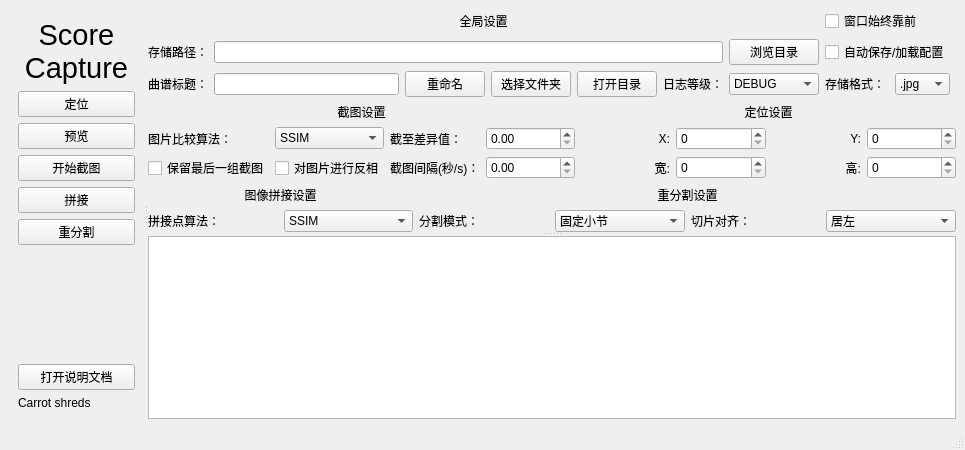
Above: src/ui/mainwindow.ui from Carrot-shreds/score_capture before the change. Below: the same form after it.
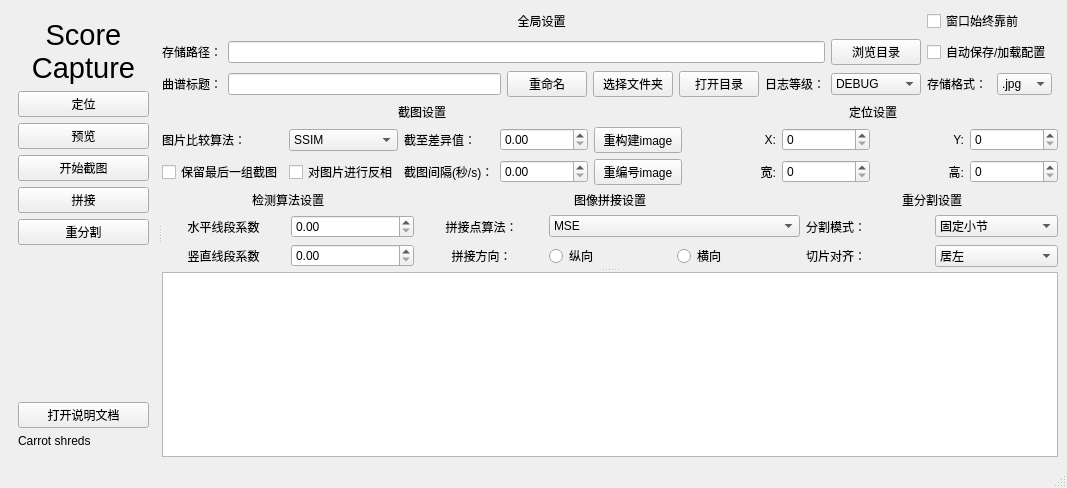
That is the form after the change.

Commit message: 0.1.0 算法更新与优化 初步测试竖向滚动拼接 添加不检测线段的直接拼接选项 修正定位窗口起始坐标误差 现在选择文件夹时，会自动切换到对应目录 优化算法以排除扫弦记号等贯穿上下的符号 修复拼接时无相同特征线导致stitch_index为空的bug 修改拼接和重分割会新建文件夹的bug 为ui界面添加线段检测系数的调整 保存截图差异数据 提供手动image重构和重排序 检测运行环境以修复文件路径获取问题 README添加从源码运行/开发

What changed in the file:
```diff
--- a/src/ui/mainwindow.ui
+++ b/src/ui/mainwindow.ui
@@ -6,8 +6,8 @@
    <rect>
     <x>0</x>
     <y>0</y>
-    <width>965</width>
-    <height>450</height>
+    <width>1067</width>
+    <height>488</height>
    </rect>
   </property>
   <property name="windowTitle">
@@ -304,13 +304,32 @@
          </item>
          <item row="1" column="0" colspan="2">
           <layout class="QGridLayout" name="gridLayout_4">
-           <item row="1" column="3">
-            <widget class="QDoubleSpinBox" name="doubleSpinBox_compare_threshold">
+           <item row="0" column="5" colspan="4">
+            <widget class="QLabel" name="label_10">
+             <property name="text">
+              <string>定位设置</string>
+             </property>
+             <property name="alignment">
+              <set>Qt::AlignmentFlag::AlignCenter</set>
+             </property>
+            </widget>
+           </item>
+           <item row="2" column="8">
+            <widget class="QSpinBox" name="spinBox_region_height">
+             <property name="sizePolicy">
+              <sizepolicy hsizetype="Minimum" vsizetype="Fixed">
+               <horstretch>0</horstretch>
+               <verstretch>0</verstretch>
+              </sizepolicy>
+             </property>
+             <property name="minimumSize">
+              <size>
+               <width>80</width>
+               <height>0</height>
+              </size>
+             </property>
              <property name="maximum">
-              <double>65535.000000000000000</double>
-             </property>
-             <property name="singleStep">
-              <double>0.100000000000000</double>
+              <number>2000</number>
              </property>
             </widget>
            </item>
@@ -321,7 +340,14 @@
              </property>
             </widget>
            </item>
-           <item row="2" column="4">
+           <item row="2" column="0">
+            <widget class="QCheckBox" name="checkBox_keep_last">
+             <property name="text">
+              <string>保留最后一组截图</string>
+             </property>
+            </widget>
+           </item>
+           <item row="2" column="5">
             <widget class="QLabel" name="label_7">
              <property name="text">
               <string>宽:</string>
@@ -331,16 +357,6 @@
              </property>
             </widget>
            </item>
-           <item row="0" column="0" colspan="4">
-            <widget class="QLabel" name="label_15">
-             <property name="text">
-              <string>截图设置</string>
-             </property>
-             <property name="alignment">
-              <set>Qt::AlignmentFlag::AlignCenter</set>
-             </property>
-            </widget>
-           </item>
            <item row="1" column="0">
             <widget class="QLabel" name="label_14">
              <property name="layoutDirection">
@@ -354,151 +370,93 @@
              </property>
             </widget>
            </item>
-           <item row="1" column="6">
-            <widget class="QLabel" name="label_11">
-             <property name="text">
-              <string>Y:</string>
-             </property>
-             <property name="alignment">
-              <set>Qt::AlignmentFlag::AlignRight|Qt::AlignmentFlag::AlignTrailing|Qt::AlignmentFlag::AlignVCenter</set>
-             </property>
-            </widget>
-           </item>
-           <item row="1" column="5">
-            <widget class="QSpinBox" name="spinBox_region_x">
-             <property name="sizePolicy">
-              <sizepolicy hsizetype="Minimum" vsizetype="Fixed">
-               <horstretch>0</horstretch>
-               <verstretch>0</verstretch>
-              </sizepolicy>
-             </property>
-             <property name="minimumSize">
-              <size>
-               <width>80</width>
-               <height>0</height>
-              </size>
-             </property>
-             <property name="maximum">
-              <number>2000</number>
-             </property>
-            </widget>
-           </item>
-           <item row="1" column="4">
-            <widget class="QLabel" name="label_9">
-             <property name="text">
-              <string>X:</string>
-             </property>
-             <property name="alignment">
-              <set>Qt::AlignmentFlag::AlignRight|Qt::AlignmentFlag::AlignTrailing|Qt::AlignmentFlag::AlignVCenter</set>
-             </property>
-            </widget>
-           </item>
-           <item row="0" column="4" colspan="4">
-            <widget class="QLabel" name="label_10">
-             <property name="text">
-              <string>定位设置</string>
-             </property>
-             <property name="alignment">
-              <set>Qt::AlignmentFlag::AlignCenter</set>
-             </property>
-            </widget>
-           </item>
            <item row="2" column="7">
-            <widget class="QSpinBox" name="spinBox_region_height">
-             <property name="sizePolicy">
-              <sizepolicy hsizetype="Minimum" vsizetype="Fixed">
-               <horstretch>0</horstretch>
-               <verstretch>0</verstretch>
-              </sizepolicy>
+            <widget class="QLabel" name="label_8">
+             <property name="text">
+              <string>高:</string>
              </property>
-             <property name="minimumSize">
-              <size>
-               <width>80</width>
-               <height>0</height>
-              </size>
+             <property name="alignment">
+              <set>Qt::AlignmentFlag::AlignRight|Qt::AlignmentFlag::AlignTrailing|Qt::AlignmentFlag::AlignVCenter</set>
              </property>
-             <property name="maximum">
-              <number>2000</number>
-             </property>
             </widget>
            </item>
-           <item row="1" column="7">
-            <widget class="QSpinBox" name="spinBox_region_y">
-             <property name="sizePolicy">
-              <sizepolicy hsizetype="Minimum" vsizetype="Fixed">
-               <horstretch>0</horstretch>
-               <verstretch>0</verstretch>
-              </sizepolicy>
-             </property>
-             <property name="minimumSize">
-              <size>
-               <width>80</width>
-               <height>0</height>
-              </size>
-             </property>
-             <property name="maximum">
-              <number>2000</number>
-             </property>
-            </widget>
-           </item>
-           <item row="1" column="2">
-            <widget class="QLabel" name="label_16">
+           <item row="2" column="2">
+            <widget class="QLabel" name="label_13">
              <property name="text">
-              <string>截至差异值：</string>
+              <string>截图间隔(秒/s)：</string>
              </property>
             </widget>
            </item>
-           <item row="2" column="3">
-            <widget class="QDoubleSpinBox" name="doubleSpinBox_capture_delay">
-             <property name="singleStep">
-              <double>0.100000000000000</double>
-             </property>
-            </widget>
-           </item>
-           <item row="1" column="1">
-            <widget class="QComboBox" name="comboBox_compare_method">
-             <item>
-              <property name="text">
-               <string>SSIM</string>
-              </property>
-             </item>
-             <item>
-              <property name="text">
-               <string>MSE</string>
-              </property>
-             </item>
-            </widget>
-           </item>
-           <item row="3" column="0" colspan="8">
+           <item row="3" column="0" colspan="9">
             <layout class="QGridLayout" name="gridLayout_6">
-             <item row="1" column="1">
+             <item row="4" column="9">
+              <widget class="QComboBox" name="comboBox_clip_align">
+               <property name="currentText">
+                <string>居左</string>
+               </property>
+               <item>
+                <property name="text">
+                 <string>居左</string>
+                </property>
+               </item>
+               <item>
+                <property name="text">
+                 <string>居中</string>
+                </property>
+               </item>
+               <item>
+                <property name="text">
+                 <string>居右</string>
+                </property>
+               </item>
+              </widget>
+             </item>
+             <item row="0" column="8" colspan="2">
+              <widget class="QLabel" name="label_25">
+               <property name="text">
+                <string>重分割设置</string>
+               </property>
+               <property name="alignment">
+                <set>Qt::AlignmentFlag::AlignCenter</set>
+               </property>
+              </widget>
+             </item>
+             <item row="4" column="4">
+              <widget class="QRadioButton" name="radioButton_stitch_direction_vertical">
+               <property name="text">
+                <string>纵向</string>
+               </property>
+              </widget>
+             </item>
+             <item row="1" column="4" colspan="2">
               <widget class="QComboBox" name="comboBox_stitch_method">
+               <property name="sizePolicy">
+                <sizepolicy hsizetype="Minimum" vsizetype="Fixed">
+                 <horstretch>0</horstretch>
+                 <verstretch>0</verstretch>
+                </sizepolicy>
+               </property>
                <property name="currentText">
-                <string>SSIM</string>
+                <string>MSE</string>
                </property>
-               <item>
-                <property name="text">
-                 <string>SSIM</string>
-                </property>
-               </item>
                <item>
                 <property name="text">
                  <string>MSE</string>
                 </property>
                </item>
+               <item>
+                <property name="text">
+                 <string>SSIM</string>
+                </property>
+               </item>
+               <item>
+                <property name="text">
+                 <string>DIRECT</string>
+                </property>
+               </item>
               </widget>
              </item>
-             <item row="0" column="0" colspan="2">
-              <widget class="QLabel" name="label_24">
-               <property name="text">
-                <string>图像拼接设置</string>
-               </property>
-               <property name="alignment">
-                <set>Qt::AlignmentFlag::AlignCenter</set>
-               </property>
-              </widget>
-             </item>
-             <item row="1" column="3">
+             <item row="1" column="9">
               <widget class="QComboBox" name="comboBox_reclip_method">
                <property name="currentText">
                 <string>固定小节</string>
@@ -515,20 +473,7 @@
                </item>
               </widget>
              </item>
-             <item row="1" column="2">
-              <widget class="QLabel" name="label_18">
-               <property name="layoutDirection">
-                <enum>Qt::LayoutDirection::LeftToRight</enum>
-               </property>
-               <property name="text">
-                <string>分割模式：</string>
-               </property>
-               <property name="alignment">
-                <set>Qt::AlignmentFlag::AlignLeading|Qt::AlignmentFlag::AlignLeft|Qt::AlignmentFlag::AlignVCenter</set>
-               </property>
-              </widget>
-             </item>
-             <item row="1" column="0">
+             <item row="1" column="3">
               <widget class="QLabel" name="label_17">
                <property name="layoutDirection">
                 <enum>Qt::LayoutDirection::LeftToRight</enum>
@@ -537,11 +482,51 @@
                 <string>拼接点算法：</string>
                </property>
                <property name="alignment">
+                <set>Qt::AlignmentFlag::AlignCenter</set>
+               </property>
+              </widget>
+             </item>
+             <item row="1" column="8">
+              <widget class="QLabel" name="label_18">
+               <property name="layoutDirection">
+                <enum>Qt::LayoutDirection::LeftToRight</enum>
+               </property>
+               <property name="text">
+                <string>分割模式：</string>
+               </property>
+               <property name="alignment">
                 <set>Qt::AlignmentFlag::AlignLeading|Qt::AlignmentFlag::AlignLeft|Qt::AlignmentFlag::AlignVCenter</set>
                </property>
               </widget>
              </item>
-             <item row="1" column="4">
+             <item row="4" column="3">
+              <widget class="QLabel" name="label_27">
+               <property name="text">
+                <string>拼接方向：</string>
+               </property>
+               <property name="alignment">
+                <set>Qt::AlignmentFlag::AlignCenter</set>
+               </property>
+              </widget>
+             </item>
+             <item row="4" column="5">
+              <widget class="QRadioButton" name="radioButton_stitch_direction_horizontal">
+               <property name="text">
+                <string>横向</string>
+               </property>
+              </widget>
+             </item>
+             <item row="0" column="3" colspan="3">
+              <widget class="QLabel" name="label_24">
+               <property name="text">
+                <string>图像拼接设置</string>
+               </property>
+               <property name="alignment">
+                <set>Qt::AlignmentFlag::AlignCenter</set>
+               </property>
+              </widget>
+             </item>
+             <item row="4" column="8">
               <widget class="QLabel" name="label_19">
                <property name="layoutDirection">
                 <enum>Qt::LayoutDirection::LeftToRight</enum>
@@ -554,41 +539,155 @@
                </property>
               </widget>
              </item>
-             <item row="1" column="5">
-              <widget class="QComboBox" name="comboBox_clip_align">
-               <property name="currentText">
-                <string>居左</string>
+             <item row="0" column="1" colspan="2">
+              <widget class="QLabel" name="label_31">
+               <property name="text">
+                <string>检测算法设置</string>
                </property>
-               <item>
-                <property name="text">
-                 <string>居左</string>
-                </property>
-               </item>
-               <item>
-                <property name="text">
-                 <string>居中</string>
-                </property>
-               </item>
-               <item>
-                <property name="text">
-                 <string>居右</string>
-                </property>
-               </item>
+               <property name="alignment">
+                <set>Qt::AlignmentFlag::AlignCenter</set>
+               </property>
               </widget>
              </item>
-             <item row="0" column="2" colspan="4">
-              <widget class="QLabel" name="label_25">
+             <item row="1" column="1">
+              <widget class="QLabel" name="label_30">
                <property name="text">
-                <string>重分割设置</string>
+                <string>水平线段系数</string>
                </property>
                <property name="alignment">
                 <set>Qt::AlignmentFlag::AlignCenter</set>
                </property>
               </widget>
              </item>
+             <item row="4" column="1">
+              <widget class="QLabel" name="label_33">
+               <property name="text">
+                <string>竖直线段系数</string>
+               </property>
+               <property name="alignment">
+                <set>Qt::AlignmentFlag::AlignCenter</set>
+               </property>
+              </widget>
+             </item>
+             <item row="1" column="2">
+              <widget class="QDoubleSpinBox" name="doubleSpinBox_detect_coefficient_horizontal">
+               <property name="maximum">
+                <double>65535.000000000000000</double>
+               </property>
+               <property name="singleStep">
+                <double>0.100000000000000</double>
+               </property>
+              </widget>
+             </item>
+             <item row="4" column="2">
+              <widget class="QDoubleSpinBox" name="doubleSpinBox_detect_coefficient_vertical">
+               <property name="maximum">
+                <double>65535.000000000000000</double>
+               </property>
+               <property name="singleStep">
+                <double>0.100000000000000</double>
+               </property>
+              </widget>
+             </item>
             </layout>
            </item>
-           <item row="2" column="5">
+           <item row="1" column="5">
+            <widget class="QLabel" name="label_9">
+             <property name="text">
+              <string>X:</string>
+             </property>
+             <property name="alignment">
+              <set>Qt::AlignmentFlag::AlignRight|Qt::AlignmentFlag::AlignTrailing|Qt::AlignmentFlag::AlignVCenter</set>
+             </property>
+            </widget>
+           </item>
+           <item row="1" column="3">
+            <widget class="QDoubleSpinBox" name="doubleSpinBox_compare_threshold">
+             <property name="maximum">
+              <double>65535.000000000000000</double>
+             </property>
+             <property name="singleStep">
+              <double>0.100000000000000</double>
+             </property>
+            </widget>
+           </item>
+           <item row="1" column="1">
+            <widget class="QComboBox" name="comboBox_compare_method">
+             <item>
+              <property name="text">
+               <string>SSIM</string>
+              </property>
+             </item>
+             <item>
+              <property name="text">
+               <string>MSE</string>
+              </property>
+             </item>
+            </widget>
+           </item>
+           <item row="1" column="8">
+            <widget class="QSpinBox" name="spinBox_region_y">
+             <property name="sizePolicy">
+              <sizepolicy hsizetype="Minimum" vsizetype="Fixed">
+               <horstretch>0</horstretch>
+               <verstretch>0</verstretch>
+              </sizepolicy>
+             </property>
+             <property name="minimumSize">
+              <size>
+               <width>80</width>
+               <height>0</height>
+              </size>
+             </property>
+             <property name="maximum">
+              <number>2000</number>
+             </property>
+            </widget>
+           </item>
+           <item row="1" column="2">
+            <widget class="QLabel" name="label_16">
+             <property name="text">
+              <string>截至差异值：</string>
+             </property>
+            </widget>
+           </item>
+           <item row="2" column="3">
+            <widget class="QDoubleSpinBox" name="doubleSpinBox_capture_delay">
+             <property name="singleStep">
+              <double>0.100000000000000</double>
+             </property>
+            </widget>
+           </item>
+           <item row="1" column="7">
+            <widget class="QLabel" name="label_11">
+             <property name="text">
+              <string>Y:</string>
+             </property>
+             <property name="alignment">
+              <set>Qt::AlignmentFlag::AlignRight|Qt::AlignmentFlag::AlignTrailing|Qt::AlignmentFlag::AlignVCenter</set>
+             </property>
+            </widget>
+           </item>
+           <item row="1" column="6">
+            <widget class="QSpinBox" name="spinBox_region_x">
+             <property name="sizePolicy">
+              <sizepolicy hsizetype="Minimum" vsizetype="Fixed">
+               <horstretch>0</horstretch>
+               <verstretch>0</verstretch>
+              </sizepolicy>
+             </property>
+             <property name="minimumSize">
+              <size>
+               <width>80</width>
+               <height>0</height>
+              </size>
+             </property>
+             <property name="maximum">
+              <number>2000</number>
+             </property>
+            </widget>
+           </item>
+           <item row="2" column="6">
             <widget class="QSpinBox" name="spinBox_region_width">
              <property name="sizePolicy">
               <sizepolicy hsizetype="Minimum" vsizetype="Fixed">
@@ -607,27 +706,27 @@
              </property>
             </widget>
            </item>
-           <item row="2" column="2">
-            <widget class="QLabel" name="label_13">
+           <item row="0" column="0" colspan="5">
+            <widget class="QLabel" name="label_15">
              <property name="text">
-              <string>截图间隔(秒/s)：</string>
-             </property>
-            </widget>
-           </item>
-           <item row="2" column="6">
-            <widget class="QLabel" name="label_8">
-             <property name="text">
-              <string>高:</string>
+              <string>截图设置</string>
              </property>
              <property name="alignment">
-              <set>Qt::AlignmentFlag::AlignRight|Qt::AlignmentFlag::AlignTrailing|Qt::AlignmentFlag::AlignVCenter</set>
+              <set>Qt::AlignmentFlag::AlignCenter</set>
              </property>
             </widget>
            </item>
-           <item row="2" column="0">
-            <widget class="QCheckBox" name="checkBox_keep_last">
+           <item row="1" column="4">
+            <widget class="QPushButton" name="pushButton_image_rebuild">
              <property name="text">
-              <string>保留最后一组截图</string>
+              <string>重构建image</string>
+             </property>
+            </widget>
+           </item>
+           <item row="2" column="4">
+            <widget class="QPushButton" name="pushButton_image_reorder">
+             <property name="text">
+              <string>重编号image</string>
              </property>
             </widget>
            </item>
@@ -646,7 +745,7 @@
     <rect>
      <x>0</x>
      <y>0</y>
-     <width>965</width>
+     <width>1067</width>
      <height>33</height>
     </rect>
    </property>
```
The commit also changes 12 other files.
